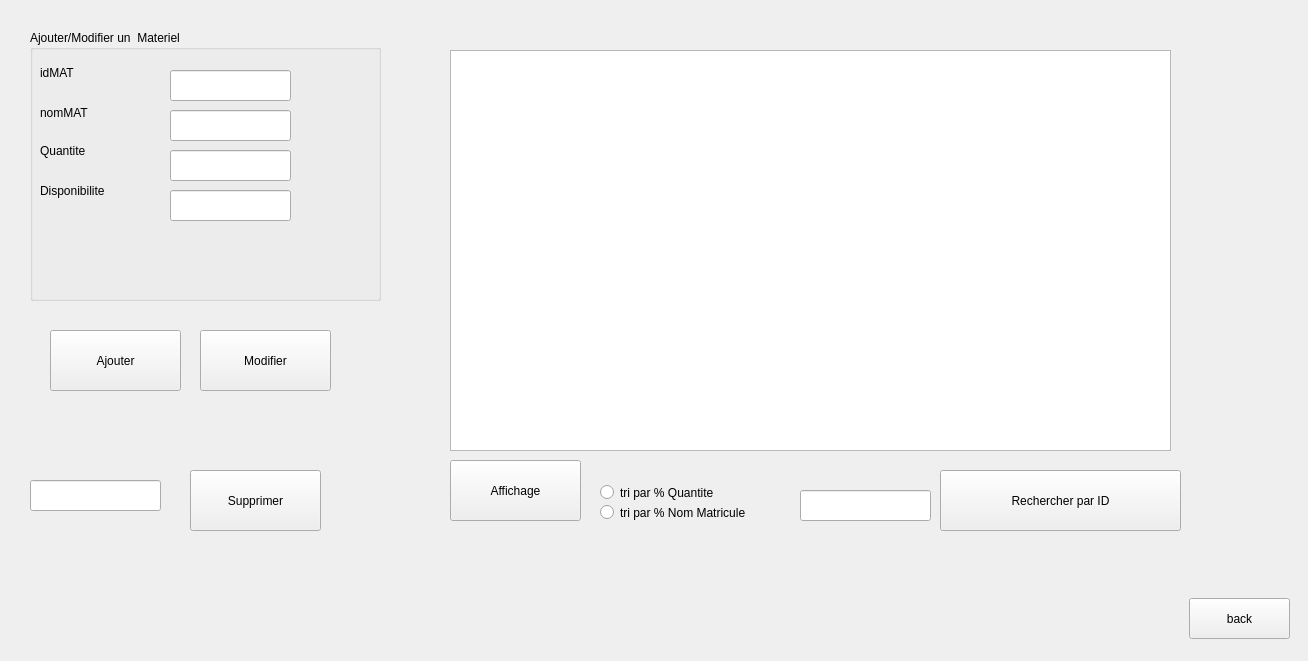
Qt form matriel.ui (medali141/sunny) before a commit.
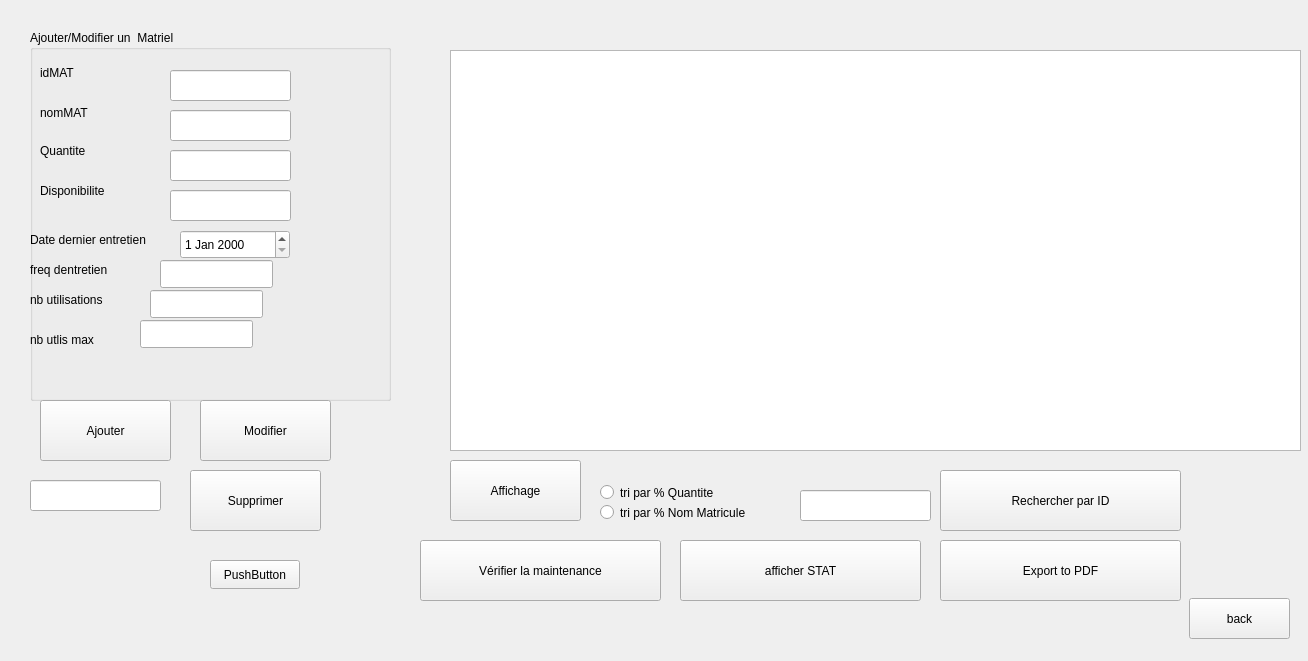
The same form after that commit.

The edit to the form file:
```diff
--- a/matriel.ui
+++ b/matriel.ui
@@ -31,12 +31,12 @@
     <rect>
      <x>30</x>
      <y>30</y>
-     <width>351</width>
-     <height>271</height>
+     <width>361</width>
+     <height>371</height>
     </rect>
    </property>
    <property name="title">
-    <string>Ajouter/Modifier un  Materiel</string>
+    <string>Ajouter/Modifier un  Matriel</string>
    </property>
    <widget class="QLabel" name="label">
     <property name="geometry">
@@ -130,6 +130,104 @@
      </rect>
     </property>
    </widget>
+   <widget class="QLabel" name="label_5">
+    <property name="geometry">
+     <rect>
+      <x>0</x>
+      <y>200</y>
+      <width>151</width>
+      <height>20</height>
+     </rect>
+    </property>
+    <property name="text">
+     <string>Date dernier entretien</string>
+    </property>
+   </widget>
+   <widget class="QDateEdit" name="dateDernierEntretien">
+    <property name="geometry">
+     <rect>
+      <x>150</x>
+      <y>200</y>
+      <width>110</width>
+      <height>29</height>
+     </rect>
+    </property>
+   </widget>
+   <widget class="QLabel" name="label_6">
+    <property name="geometry">
+     <rect>
+      <x>0</x>
+      <y>230</y>
+      <width>151</width>
+      <height>20</height>
+     </rect>
+    </property>
+    <property name="text">
+     <string>freq dentretien</string>
+    </property>
+   </widget>
+   <widget class="QLineEdit" name="entretienFrequence">
+    <property name="geometry">
+     <rect>
+      <x>130</x>
+      <y>230</y>
+      <width>113</width>
+      <height>28</height>
+     </rect>
+    </property>
+   </widget>
+   <widget class="QLabel" name="label_7">
+    <property name="geometry">
+     <rect>
+      <x>0</x>
+      <y>260</y>
+      <width>151</width>
+      <height>20</height>
+     </rect>
+    </property>
+    <property name="text">
+     <string>nb utilisations</string>
+    </property>
+   </widget>
+   <widget class="QLabel" name="label_8">
+    <property name="geometry">
+     <rect>
+      <x>0</x>
+      <y>300</y>
+      <width>151</width>
+      <height>20</height>
+     </rect>
+    </property>
+    <property name="text">
+     <string>nb utlis max</string>
+    </property>
+   </widget>
+   <widget class="QLineEdit" name="nbUtilisations">
+    <property name="geometry">
+     <rect>
+      <x>120</x>
+      <y>260</y>
+      <width>113</width>
+      <height>28</height>
+     </rect>
+    </property>
+    <property name="text">
+     <string/>
+    </property>
+   </widget>
+   <widget class="QLineEdit" name="nbUtilisationSM">
+    <property name="geometry">
+     <rect>
+      <x>110</x>
+      <y>290</y>
+      <width>113</width>
+      <height>28</height>
+     </rect>
+    </property>
+    <property name="text">
+     <string/>
+    </property>
+   </widget>
   </widget>
   <widget class="QLineEdit" name="idMAT_Delete">
    <property name="geometry">
@@ -157,8 +255,8 @@
   <widget class="QPushButton" name="ajoutMat">
    <property name="geometry">
     <rect>
-     <x>50</x>
-     <y>330</y>
+     <x>40</x>
+     <y>400</y>
      <width>131</width>
      <height>61</height>
     </rect>
@@ -208,7 +306,7 @@
     <rect>
      <x>450</x>
      <y>50</y>
-     <width>721</width>
+     <width>851</width>
      <height>401</height>
     </rect>
    </property>
@@ -243,7 +341,7 @@
    <property name="geometry">
     <rect>
      <x>200</x>
-     <y>330</y>
+     <y>400</y>
      <width>131</width>
      <height>61</height>
     </rect>
@@ -252,6 +350,58 @@
     <string>Modifier</string>
    </property>
   </widget>
+  <widget class="QPushButton" name="exportPDFButton">
+   <property name="geometry">
+    <rect>
+     <x>940</x>
+     <y>540</y>
+     <width>241</width>
+     <height>61</height>
+    </rect>
+   </property>
+   <property name="text">
+    <string>Export to PDF</string>
+   </property>
+  </widget>
+  <widget class="QPushButton" name="affSTAT">
+   <property name="geometry">
+    <rect>
+     <x>680</x>
+     <y>540</y>
+     <width>241</width>
+     <height>61</height>
+    </rect>
+   </property>
+   <property name="text">
+    <string>afficher STAT</string>
+   </property>
+  </widget>
+  <widget class="QPushButton" name="btnMaintenance">
+   <property name="geometry">
+    <rect>
+     <x>420</x>
+     <y>540</y>
+     <width>241</width>
+     <height>61</height>
+    </rect>
+   </property>
+   <property name="text">
+    <string>Vérifier la maintenance</string>
+   </property>
+  </widget>
+  <widget class="QPushButton" name="pushButton">
+   <property name="geometry">
+    <rect>
+     <x>210</x>
+     <y>560</y>
+     <width>90</width>
+     <height>29</height>
+    </rect>
+   </property>
+   <property name="text">
+    <string>PushButton</string>
+   </property>
+  </widget>
  </widget>
  <resources/>
  <connections/>
```
